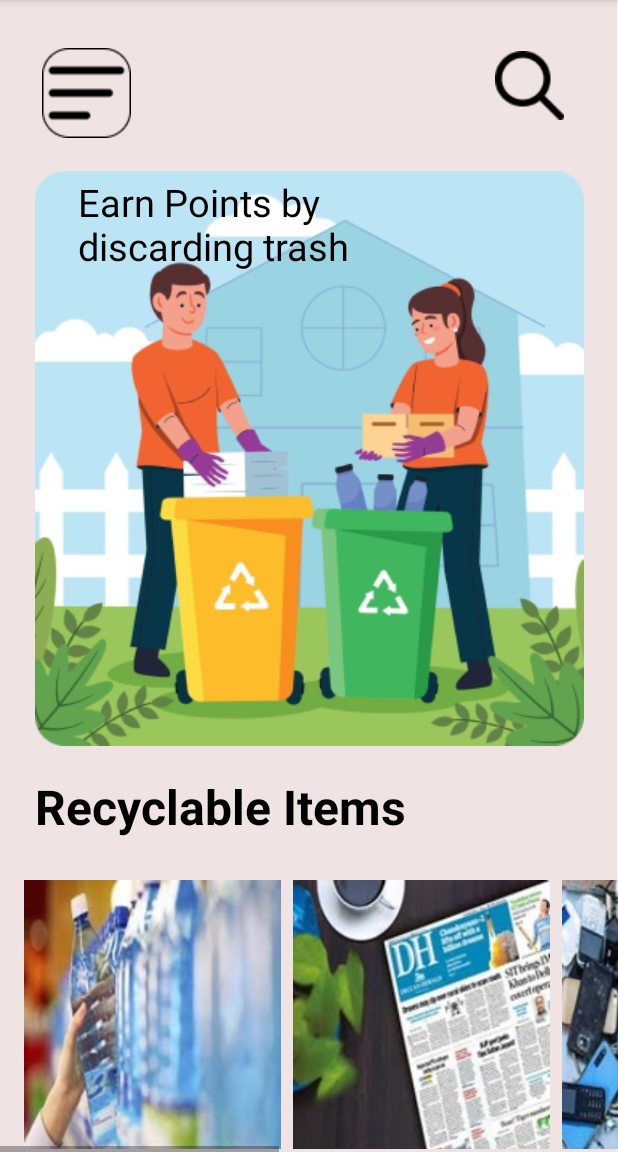
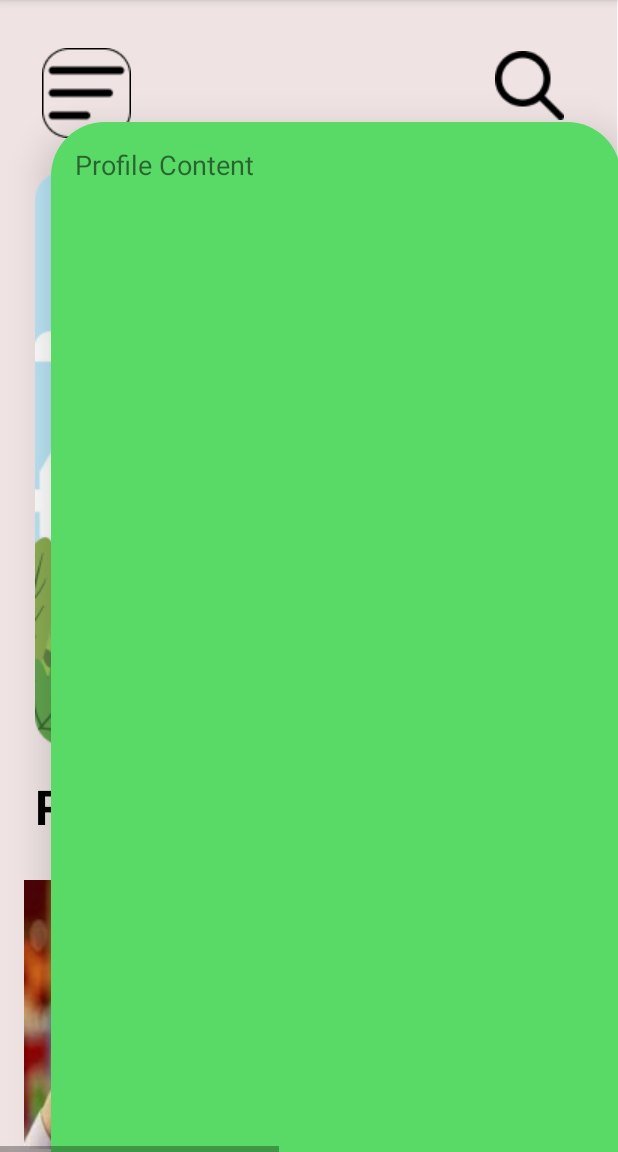
Before and after one commit to sankethp44/RecycleApp, an Android app: the MainActivity screen opened directly, with no data from a screen before it, on a phone screen of 412 x 824 dp, the part 84-1236 px from its top. Run offline under Robolectric (Android 15) with nearby library versions, the phone set to English and light mode, and no system bars.

Commit message:
Created HomePage

```diff
--- a/app/src/main/java/com/example/recycleapp/MainActivity.kt
+++ b/app/src/main/java/com/example/recycleapp/MainActivity.kt
@@ -4,7 +4,11 @@ import androidx.appcompat.app.AppCompatActivity
 import android.os.Bundle
 import android.view.View
 import android.widget.ImageView
+import android.widget.LinearLayout
 import android.widget.TextView
+import android.widget.Toast
+import androidx.drawerlayout.widget.DrawerLayout
+
 class MainActivity : AppCompatActivity() {
 
     private lateinit var _bgHomepageEk2: View
@@ -34,5 +38,14 @@ class MainActivity : AppCompatActivity() {
         location = findViewById(R.id.location)
         scanner = findViewById(R.id.scanner)
         person = findViewById(R.id.person)
+
+        val drawerLayout = findViewById<DrawerLayout>(R.id.drawer_layout)
+        val drawerView = findViewById<LinearLayout>(R.id.drawer)
+
+        fun openDrawer(view: View) {
+            drawerLayout.openDrawer(drawerView)
+        }
+
     }
+
 }
--- /dev/null
+++ b/app/src/main/res/drawable/rounded_corners_background.xml
@@ -0,0 +1,5 @@
+<?xml version="1.0" encoding="utf-8"?>
+<shape xmlns:android="http://schemas.android.com/apk/res/android">
+    <solid android:color="#59DA67"/>
+    <corners android:radius="36dp"/>
+</shape>
--- a/app/src/main/res/layout/activity_main.xml
+++ b/app/src/main/res/layout/activity_main.xml
@@ -1,5 +1,13 @@
-<HorizontalScrollView xmlns:android="http://schemas.android.com/apk/res/android" xmlns:tools="http://schemas.android.com/tools"
-    android:layout_width="match_parent" android:layout_height="wrap_content" >
+<androidx.drawerlayout.widget.DrawerLayout
+    xmlns:android="http://schemas.android.com/apk/res/android"
+    android:id="@+id/drawer_layout"
+    android:layout_width="match_parent"
+    android:layout_height="match_parent">
+<HorizontalScrollView xmlns:android="http://schemas.android.com/apk/res/android"
+    xmlns:tools="http://schemas.android.com/tools"
+    android:layout_width="match_parent"
+    android:layout_height="wrap_content"
+    xmlns:app="http://schemas.android.com/apk/res-auto">
 
     <ScrollView android:id="@+id/activity_main"
         android:layout_width="wrap_content"
@@ -77,7 +85,7 @@
                     android:layout_height="48.2dp"
                     android:text="Recyclable Items"
                     />
-                <!-- Add this below the TextView with id "categories" -->
+
                 <HorizontalScrollView
                     android:layout_width="match_parent"
                     android:layout_height="180dp"
@@ -149,10 +157,35 @@
                     android:layout_marginStart="345dp"
                     android:layout_marginTop="837dp"
                     android:layout_width="44dp"
-                    android:layout_height="44dp" />
+                    android:layout_height="44dp"
+                    android:clickable="true"
+                    android:focusable="true"
+                    android:onClick="openDrawer"/>
+
+                <LinearLayout
+                    android:id="@+id/drawer"
+                    android:layout_width="380dp"
+                    android:layout_height="850dp"
+                    android:layout_gravity="end"
+                    android:layout_marginStart="34dp"
+                    android:layout_marginTop="81dp"
+                    android:background="@drawable/rounded_corners_background"
+                    android:elevation="16dp"
+                    android:orientation="vertical"
+                    android:padding="16dp">
+
+                    <TextView
+                        android:layout_width="wrap_content"
+                        android:layout_height="wrap_content"
+                        android:text="Profile Content"
+                        android:textSize="18sp" />
+                </LinearLayout>
 
             </RelativeLayout>
+
         </RelativeLayout>
 
     </ScrollView>
 </HorizontalScrollView>
+
+</androidx.drawerlayout.widget.DrawerLayout>
--- a/app/src/main/res/values/colors.xml
+++ b/app/src/main/res/values/colors.xml
@@ -2,7 +2,6 @@
 <resources>
     <color name="lavender">#59DA67</color>
     <color name="grey">#ff424242</color>
-    <!-- splash_screen colors -->
 
 	<color name="colorPrimary">#008577</color>
 	<color name="colorPrimaryDark">#00574B</color>
```
